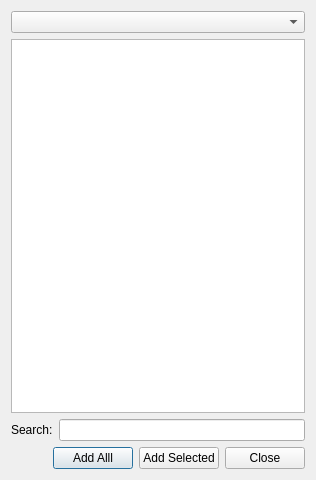
Before: the Qt Designer form tracking/atlasdialog.ui in frankyeh/DSI-Studio, drawn with Qt 5.
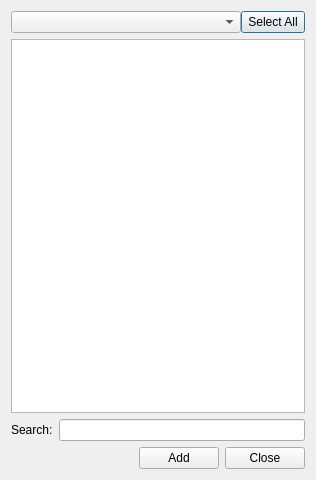
After: the same form once the commit is applied. Custom widgets are drawn as their Qt base class.

Commit message: [gui] revise atlas dialog

What changed in the file:
```diff
--- a/tracking/atlasdialog.ui
+++ b/tracking/atlasdialog.ui
@@ -18,7 +18,30 @@
   </property>
   <layout class="QVBoxLayout" name="verticalLayout">
    <item>
-    <widget class="QComboBox" name="atlasListBox"/>
+    <layout class="QHBoxLayout" name="horizontalLayout_3">
+     <property name="spacing">
+      <number>0</number>
+     </property>
+     <property name="topMargin">
+      <number>0</number>
+     </property>
+     <item>
+      <widget class="QComboBox" name="atlasListBox"/>
+     </item>
+     <item>
+      <widget class="QPushButton" name="add_all_regions">
+       <property name="maximumSize">
+        <size>
+         <width>64</width>
+         <height>16777215</height>
+        </size>
+       </property>
+       <property name="text">
+        <string>Select All</string>
+       </property>
+      </widget>
+     </item>
+    </layout>
    </item>
    <item>
     <widget class="QListView" name="region_list">
@@ -66,17 +89,10 @@
        </property>
       </spacer>
      </item>
-     <item>
-      <widget class="QPushButton" name="add_all_regions">
-       <property name="text">
-        <string>Add Alll</string>
-       </property>
-      </widget>
-     </item>
      <item>
       <widget class="QPushButton" name="add_atlas">
        <property name="text">
-        <string>Add Selected</string>
+        <string>Add</string>
        </property>
       </widget>
      </item>
```
The commit also changes 1 other file.
